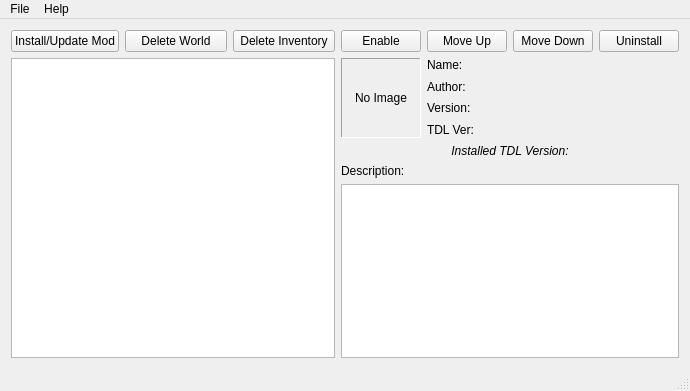
The window that modloader_qt/mainwindow.ui (jpeg/TDL-Mod-Loader) describes before a commit, drawn with Qt 5.
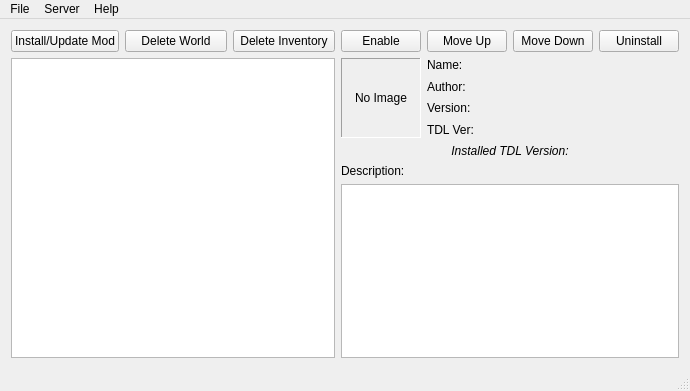
The same window after the commit. Icons and pictures are not drawn.

Commit message: Added server config menu and empty config window

The edit to the form file:
```diff
--- a/modloader_qt/mainwindow.ui
+++ b/modloader_qt/mainwindow.ui
@@ -314,7 +314,15 @@
     <addaction name="actionOnline_Help"/>
     <addaction name="actionAbout"/>
    </widget>
+   <widget class="QMenu" name="menuServer">
+    <property name="title">
+     <string>Server</string>
+    </property>
+    <addaction name="actionStartDedicatedServer"/>
+    <addaction name="actionConfigureServer"/>
+   </widget>
    <addaction name="menuFile"/>
+   <addaction name="menuServer"/>
    <addaction name="menuHelp"/>
   </widget>
   <widget class="QStatusBar" name="statusBar"/>
```
Left out of the diff: 14 changed lines with no effect on the pictures. The commit also changes 8 other files.
